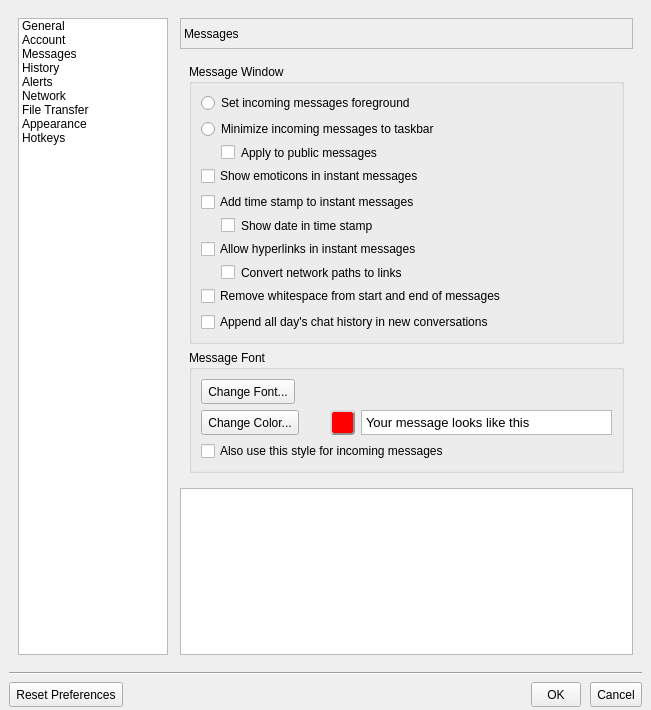
First picture: the form in lmc/src/settingsdialog.ui, repository MariusDec/Lan-Messenger, before the edit.
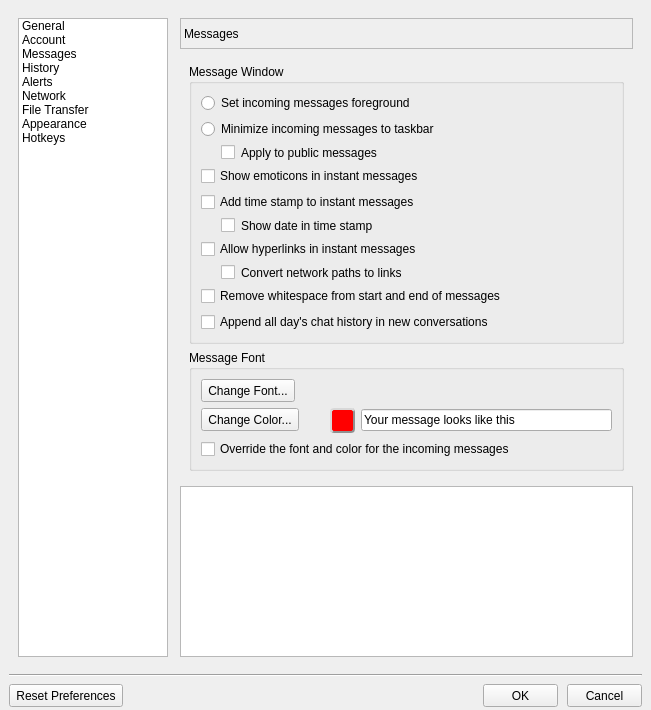
Second picture: the form after the edit. Icons and pictures are not drawn. Custom widgets are drawn as their Qt base class.

```diff
--- a/lmc/src/settingsdialog.ui
+++ b/lmc/src/settingsdialog.ui
@@ -32,15 +32,15 @@
    <item row="4" column="0" alignment="Qt::AlignLeft">
     <widget class="ThemedButton" name="buttonReset">
      <property name="sizePolicy">
-      <sizepolicy hsizetype="Preferred" vsizetype="Preferred">
+      <sizepolicy hsizetype="Preferred" vsizetype="Fixed">
        <horstretch>0</horstretch>
        <verstretch>0</verstretch>
       </sizepolicy>
      </property>
      <property name="minimumSize">
       <size>
-       <width>0</width>
-       <height>25</height>
+       <width>75</width>
+       <height>23</height>
       </size>
      </property>
      <property name="text">
@@ -69,15 +69,15 @@
       <item>
        <widget class="ThemedButton" name="buttonOK">
         <property name="sizePolicy">
-         <sizepolicy hsizetype="Preferred" vsizetype="Preferred">
+         <sizepolicy hsizetype="Preferred" vsizetype="Fixed">
           <horstretch>0</horstretch>
           <verstretch>0</verstretch>
          </sizepolicy>
         </property>
         <property name="minimumSize">
          <size>
-          <width>50</width>
-          <height>25</height>
+          <width>75</width>
+          <height>23</height>
          </size>
         </property>
         <property name="text">
@@ -91,15 +91,15 @@
       <item>
        <widget class="ThemedButton" name="buttonCancel">
         <property name="sizePolicy">
-         <sizepolicy hsizetype="Preferred" vsizetype="Preferred">
+         <sizepolicy hsizetype="Preferred" vsizetype="Fixed">
           <horstretch>0</horstretch>
           <verstretch>0</verstretch>
          </sizepolicy>
         </property>
         <property name="minimumSize">
          <size>
-          <width>50</width>
-          <height>25</height>
+          <width>75</width>
+          <height>23</height>
          </size>
         </property>
         <property name="text">
@@ -727,15 +727,15 @@
                 <item row="1" column="0">
                  <widget class="ThemedButton" name="buttonFont">
                   <property name="sizePolicy">
-                   <sizepolicy hsizetype="Preferred" vsizetype="Preferred">
+                   <sizepolicy hsizetype="Preferred" vsizetype="Fixed">
                     <horstretch>0</horstretch>
                     <verstretch>0</verstretch>
                    </sizepolicy>
                   </property>
                   <property name="minimumSize">
                    <size>
-                    <width>0</width>
-                    <height>25</height>
+                    <width>75</width>
+                    <height>23</height>
                    </size>
                   </property>
                   <property name="text">
@@ -756,15 +756,15 @@
                 <item row="2" column="0">
                  <widget class="ThemedButton" name="buttonColor">
                   <property name="sizePolicy">
-                   <sizepolicy hsizetype="Preferred" vsizetype="Preferred">
+                   <sizepolicy hsizetype="Preferred" vsizetype="Fixed">
                     <horstretch>0</horstretch>
                     <verstretch>0</verstretch>
                    </sizepolicy>
                   </property>
                   <property name="minimumSize">
                    <size>
-                    <width>0</width>
-                    <height>25</height>
+                    <width>75</width>
+                    <height>23</height>
                    </size>
                   </property>
                   <property name="text">
@@ -818,25 +818,15 @@
                     </widget>
                    </item>
                    <item>
-                    <widget class="QTextEdit" name="textEditFontColorText">
-                     <property name="sizePolicy">
-                      <sizepolicy hsizetype="Expanding" vsizetype="Ignored">
-                       <horstretch>0</horstretch>
-                       <verstretch>0</verstretch>
-                      </sizepolicy>
+                    <widget class="QLineEdit" name="textEditFontColorText">
+                     <property name="text">
+                      <string>Your message looks like this</string>
                      </property>
-                     <property name="tabChangesFocus">
+                     <property name="frame">
                       <bool>true</bool>
                      </property>
-                     <property name="lineWrapMode">
-                      <enum>QTextEdit::WidgetWidth</enum>
-                     </property>
-                     <property name="html">
-                      <string>&lt;!DOCTYPE HTML PUBLIC &quot;-//W3C//DTD HTML 4.0//EN&quot; &quot;http://www.w3.org/TR/REC-html40/strict.dtd&quot;&gt;
-&lt;html&gt;&lt;head&gt;&lt;meta name=&quot;qrichtext&quot; content=&quot;1&quot; /&gt;&lt;style type=&quot;text/css&quot;&gt;
-p, li { white-space: pre-wrap; }
-&lt;/style&gt;&lt;/head&gt;&lt;body style=&quot; font-family:'MS Shell Dlg 2'; font-size:8.25pt; font-weight:400; font-style:normal;&quot;&gt;
-&lt;p style=&quot; margin-top:0px; margin-bottom:0px; margin-left:0px; margin-right:0px; -qt-block-indent:0; text-indent:0px;&quot;&gt;&lt;span style=&quot; font-size:10pt;&quot;&gt;Your message looks like this&lt;/span&gt;&lt;/p&gt;&lt;/body&gt;&lt;/html&gt;</string>
+                     <property name="dragEnabled">
+                      <bool>false</bool>
                      </property>
                     </widget>
                    </item>
@@ -846,7 +836,7 @@
                 <item row="3" column="0" colspan="2">
                  <widget class="QCheckBox" name="checkBoxOverrideIncoming">
                   <property name="text">
-                   <string>Also use this style for incoming messages</string>
+                   <string>Override the font and color for the incoming messages</string>
                   </property>
                  </widget>
                 </item>
```
Left out of the diff: 58 changed lines with no effect on the pictures.
